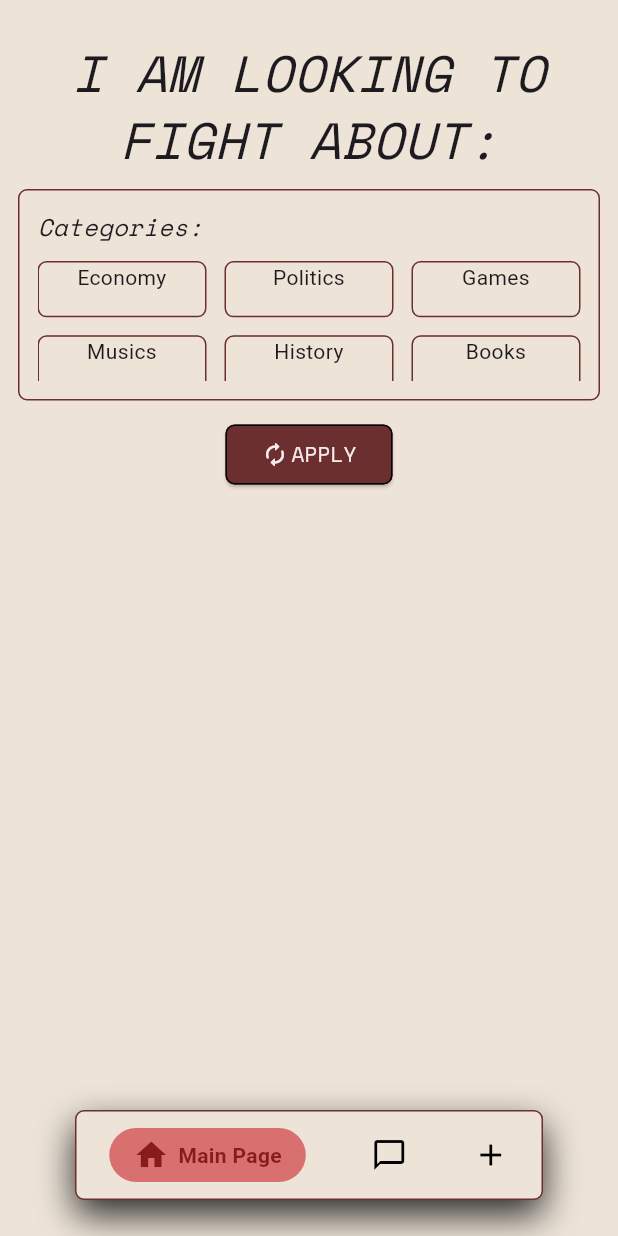
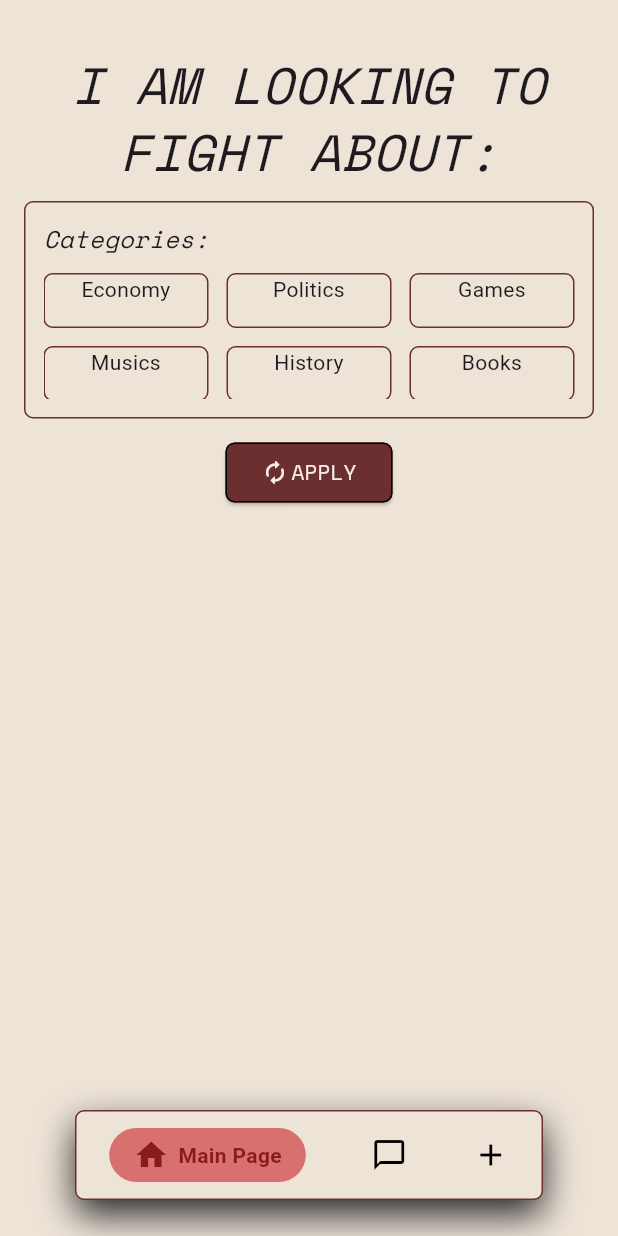
Before and after one commit to NurettinSelim/ProveMeWrong, a Flutter app: the screen it shows once a user with an empty profile is signed in, on a phone screen of 412 x 824 dp. Run offline on Flutter 3.47's test engine with Material 3 defaults, Android fonts, the phone set to English and light mode, and no system bars; our stand-ins replace firebase_auth, firebase_core, firebase_database, flutter_riverpod, hive, hive_flutter; accounts and stored records are empty; network calls fail; project files that could hold a hidden picture were left out.

Commit message:
minnak home screen ui düzeltimi

```diff
--- a/prove_me_wrong/lib/Screens/home_screen.dart
+++ b/prove_me_wrong/lib/Screens/home_screen.dart
@@ -171,7 +171,7 @@ class _HomeScreenState extends State<HomeScreen> {
       controller: scrollController,
       child: Center(
         child: Padding(
-          padding: EdgeInsetsGeometry.fromLTRB(12, 24, 12, 0),
+          padding: EdgeInsetsGeometry.fromLTRB(16, 32, 16, 0),
           child: Column(
             children: [
               Text(
@@ -211,7 +211,7 @@ class _HomeScreenState extends State<HomeScreen> {
                     ),
                     SizedBox(height: 12),
                     SizedBox(
-                      height: 80,
+                      height: 84,
                       child: CategoryGrid(categoryList: categoryList),
                     ),
                   ],
```
